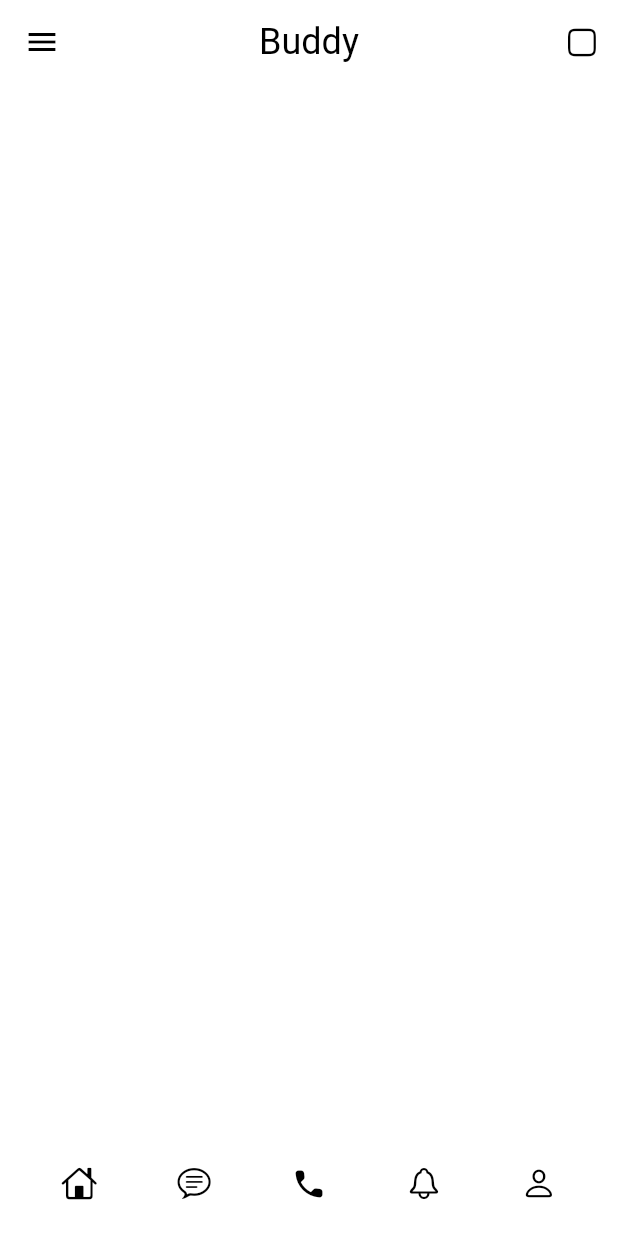
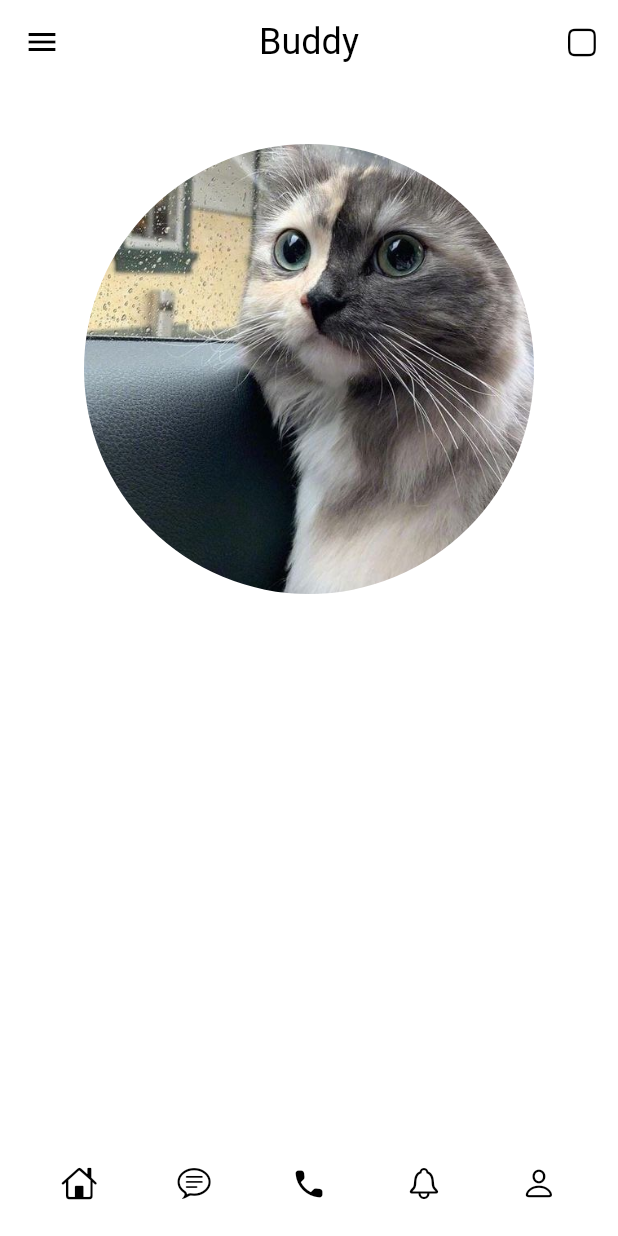
Before and after one commit to whaticecelik/Buddy, a Flutter app: the ProfileScreen screen opened by its route, on a phone screen of 412 x 824 dp. Run offline on Flutter 3.47's test engine with Material 3 defaults, Android fonts, the phone set to English and light mode, and no system bars; our stand-ins replace go_router, google_fonts, lottie; missing offline and left inert: dotlottie_loader.

Commit message:
profile_screen de profil fotosu eklendi

```diff
--- a/lib/screens/explore_clubs.dart
+++ b/lib/screens/explore_clubs.dart
@@ -62,8 +62,8 @@ class ExploreScreen extends StatelessWidget{
       ),
 
       body: SafeArea(
+
         child: Column(
-
           children: [
             SizedBox(height: 20,),
             Row(
--- a/lib/screens/profile_screen.dart
+++ b/lib/screens/profile_screen.dart
@@ -1,6 +1,5 @@
 import 'package:flutter/cupertino.dart';
 import 'package:flutter/material.dart';
-import 'package:flutter_app/core/constants.dart';
 import 'package:flutter_app/core/themes.dart';
 import 'package:flutter_app/widgets/bottom_menu.dart';
 import 'package:go_router/go_router.dart';
@@ -62,6 +61,28 @@ class ProfileScreen extends StatelessWidget{
           ),
         ),
 
+        body: ListView(
+          children: [
+            Card(
+              margin: EdgeInsets.only(top: 40),
+              elevation: 0,
+              child: SizedBox(
+                height: 300,
+                width: 300,
+                child: CircleAvatar(
+                  radius: 40,
+                child: CircleAvatar(
+                  backgroundImage: AssetImage("assets/images/cat.jpg"),
+                  radius: 200,
+                ) ,
+              ),
+              ),
+            ),
+          ],
+          //followers vs yi buraya eklicem
+
+        ),
+
 
 
        // alt navigasyon çubuğu
```
Also changed, not shown: assets/images/cat.jpg (added).
